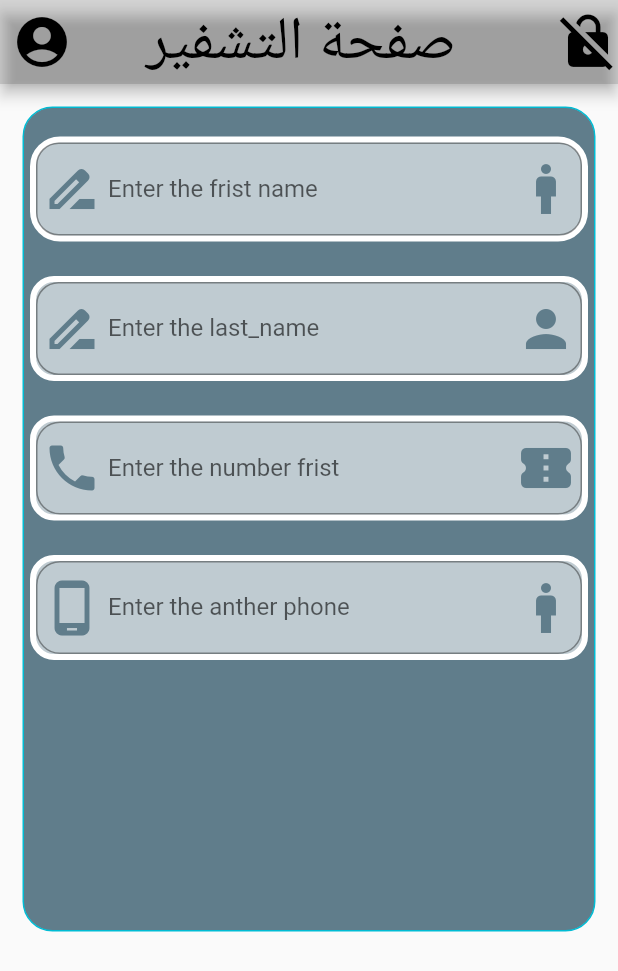
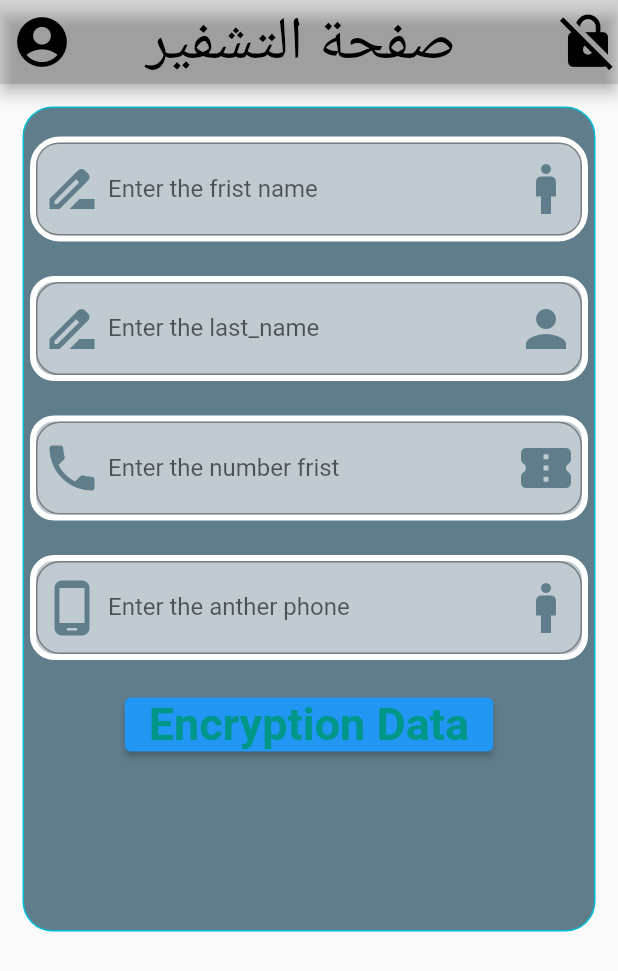
Before and after one commit to salahalddinn/project_flutter, a Flutter app: the screen it shows after launch, on a phone screen of 412 x 824 dp. Shown: the top 971 px of the screen. Run offline on Flutter 3.47's test engine with Material 2 defaults, Android fonts, the phone set to English and light mode, and no system bars.

Commit message:
create the ElevatedButton in branch salah

```diff
--- a/lib/main.dart
+++ b/lib/main.dart
@@ -137,6 +137,7 @@ border: OutlineInputBorder(
                  ),
                ),
                   SizedBox(height: 15,),
+              ElevatedButton(onPressed: (){}, child: Text("Encryption Data",style: TextStyle(color: Colors.teal,fontSize: 30,fontWeight: FontWeight.bold),)),
 
                 ],
               ),
```
